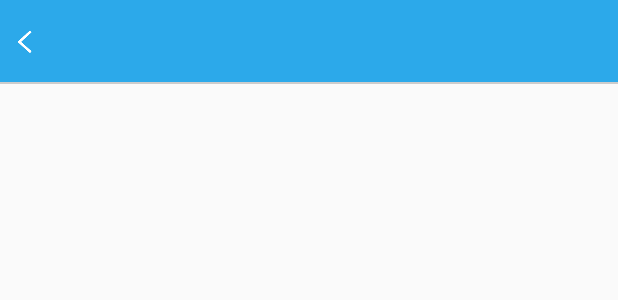
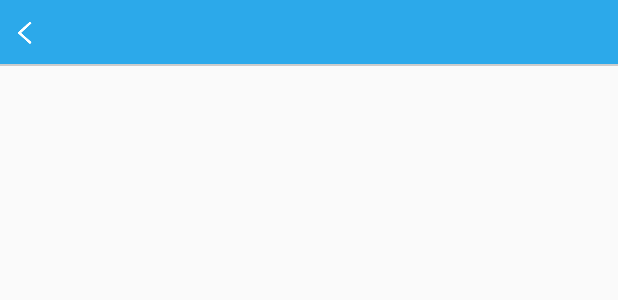
Before and after one commit to SamSongShan/BaseOKHttpDemo, an Android app: the layout toolbar_right_icon.xml on its own in the app's theme, with its tools: preview values and no code run, on a phone screen of 412 x 824 dp. Shown: the top 300 px of the screen. Run offline under Robolectric (Android 15) with nearby library versions, the phone set to English and light mode, and no system bars.

Commit message:
小优化

```diff
--- a/app/src/main/res/layout/toolbar_right_icon.xml
+++ b/app/src/main/res/layout/toolbar_right_icon.xml
@@ -3,7 +3,7 @@
     android:id="@+id/toolbar_icon"
     style="@style/FillToolbar"
     android:layout_width="match_parent"
-    android:layout_height="?attr/actionBarSize"
+    android:layout_height="44dp"
     android:background="@color/colorAccent"
     >
 
--- a/app/src/main/res/layout/toolbar_right_text.xml
+++ b/app/src/main/res/layout/toolbar_right_text.xml
@@ -3,7 +3,7 @@
     style="@style/FillToolbar"
     android:id="@+id/toolbar_text"
     android:layout_width="match_parent"
-    android:layout_height="?attr/actionBarSize"
+    android:layout_height="44dp"
     android:background="@color/colorAccent"
    >
     <RelativeLayout
--- a/app/src/main/res/layout/toolbar_store.xml
+++ b/app/src/main/res/layout/toolbar_store.xml
@@ -3,7 +3,7 @@
     android:id="@+id/toolbar_home"
     style="@style/FillToolbar"
     android:layout_width="match_parent"
-    android:layout_height="?attr/actionBarSize"
+    android:layout_height="44dp"
     android:background="@color/colorAccent">
 
     <LinearLayout
```
